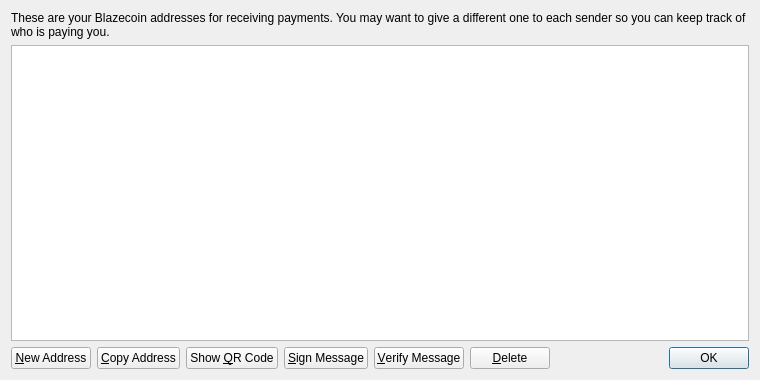
Before: the Qt Designer form src/qt/forms/addressbookpage.ui in wpstudio/blazecoin, drawn with Qt 5.
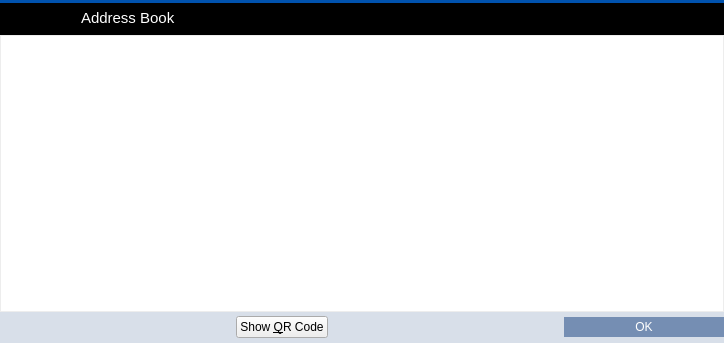
After: the same form once the commit is applied. Icons and pictures are not drawn.

Commit message: Version 2 fix with Leveldb done right

Diff of the .ui file:
```diff
--- a/src/qt/forms/addressbookpage.ui
+++ b/src/qt/forms/addressbookpage.ui
@@ -6,25 +6,350 @@
    <rect>
     <x>0</x>
     <y>0</y>
-    <width>760</width>
-    <height>380</height>
+    <width>724</width>
+    <height>343</height>
    </rect>
   </property>
+  <property name="palette">
+   <palette>
+    <active>
+     <colorrole role="Button">
+      <brush brushstyle="SolidPattern">
+       <color alpha="255">
+        <red>216</red>
+        <green>223</green>
+        <blue>233</blue>
+       </color>
+      </brush>
+     </colorrole>
+     <colorrole role="Base">
+      <brush brushstyle="SolidPattern">
+       <color alpha="255">
+        <red>216</red>
+        <green>223</green>
+        <blue>233</blue>
+       </color>
+      </brush>
+     </colorrole>
+     <colorrole role="Window">
+      <brush brushstyle="SolidPattern">
+       <color alpha="255">
+        <red>216</red>
+        <green>223</green>
+        <blue>233</blue>
+       </color>
+      </brush>
+     </colorrole>
+     <colorrole role="Highlight">
+      <brush brushstyle="SolidPattern">
+       <color alpha="255">
+        <red>235</red>
+        <green>235</green>
+        <blue>235</blue>
+       </color>
+      </brush>
+     </colorrole>
+     <colorrole role="HighlightedText">
+      <brush brushstyle="SolidPattern">
+       <color alpha="255">
+        <red>171</red>
+        <green>127</green>
+        <blue>130</blue>
+       </color>
+      </brush>
+     </colorrole>
+    </active>
+    <inactive>
+     <colorrole role="Button">
+      <brush brushstyle="SolidPattern">
+       <color alpha="255">
+        <red>216</red>
+        <green>223</green>
+        <blue>233</blue>
+       </color>
+      </brush>
+     </colorrole>
+     <colorrole role="Base">
+      <brush brushstyle="SolidPattern">
+       <color alpha="255">
+        <red>216</red>
+        <green>223</green>
+        <blue>233</blue>
+       </color>
+      </brush>
+     </colorrole>
+     <colorrole role="Window">
+      <brush brushstyle="SolidPattern">
+       <color alpha="255">
+        <red>216</red>
+        <green>223</green>
+        <blue>233</blue>
+       </color>
+      </brush>
+     </colorrole>
+     <colorrole role="Highlight">
+      <brush brushstyle="SolidPattern">
+       <color alpha="255">
+        <red>235</red>
+        <green>235</green>
+        <blue>235</blue>
+       </color>
+      </brush>
+     </colorrole>
+     <colorrole role="HighlightedText">
+      <brush brushstyle="SolidPattern">
+       <color alpha="255">
+        <red>171</red>
+        <green>127</green>
+        <blue>130</blue>
+       </color>
+      </brush>
+     </colorrole>
+    </inactive>
+    <disabled>
+     <colorrole role="Button">
+      <brush brushstyle="SolidPattern">
+       <color alpha="255">
+        <red>216</red>
+        <green>223</green>
+        <blue>233</blue>
+       </color>
+      </brush>
+     </colorrole>
+     <colorrole role="Base">
+      <brush brushstyle="SolidPattern">
+       <color alpha="255">
+        <red>216</red>
+        <green>223</green>
+        <blue>233</blue>
+       </color>
+      </brush>
+     </colorrole>
+     <colorrole role="Window">
+      <brush brushstyle="SolidPattern">
+       <color alpha="255">
+        <red>216</red>
+        <green>223</green>
+        <blue>233</blue>
+       </color>
+      </brush>
+     </colorrole>
+     <colorrole role="Highlight">
+      <brush brushstyle="SolidPattern">
+       <color alpha="255">
+        <red>240</red>
+        <green>240</green>
+        <blue>240</blue>
+       </color>
+      </brush>
+     </colorrole>
+     <colorrole role="HighlightedText">
+      <brush brushstyle="SolidPattern">
+       <color alpha="255">
+        <red>171</red>
+        <green>127</green>
+        <blue>130</blue>
+       </color>
+      </brush>
+     </colorrole>
+    </disabled>
+   </palette>
+  </property>
   <property name="windowTitle">
    <string>Address Book</string>
   </property>
+  <property name="styleSheet">
+   <string notr="true">#AddressBookPage {
+	background-color: #D8DFE9;
+ }</string>
+  </property>
   <layout class="QVBoxLayout" name="verticalLayout">
+   <property name="spacing">
+    <number>0</number>
+   </property>
+   <property name="leftMargin">
+    <number>0</number>
+   </property>
+   <property name="topMargin">
+    <number>0</number>
+   </property>
+   <property name="rightMargin">
+    <number>0</number>
+   </property>
+   <property name="bottomMargin">
+    <number>0</number>
+   </property>
    <item>
-    <widget class="QLabel" name="labelExplanation">
-     <property name="text">
-      <string>These are your Blazecoin addresses for receiving payments. You may want to give a different one to each sender so you can keep track of who is paying you.</string>
+    <widget class="Line" name="line_6">
+     <property name="styleSheet">
+      <string notr="true">background-color: #0052AE;</string>
      </property>
-     <property name="textFormat">
-      <enum>Qt::PlainText</enum>
+     <property name="frameShadow">
+      <enum>QFrame::Raised</enum>
      </property>
-     <property name="wordWrap">
+     <property name="lineWidth">
+      <number>0</number>
+     </property>
+     <property name="orientation">
+      <enum>Qt::Horizontal</enum>
+     </property>
+    </widget>
+   </item>
+   <item>
+    <widget class="QWidget" name="wAddressBookHeader" native="true">
+     <property name="minimumSize">
+      <size>
+       <width>0</width>
+       <height>32</height>
+      </size>
+     </property>
+     <property name="maximumSize">
+      <size>
+       <width>16777215</width>
+       <height>32</height>
+      </size>
+     </property>
+     <property name="styleSheet">
+      <string notr="true">#wAddressBookHeader {
+	background-color: black;
+}</string>
+     </property>
+     <property name="is_header" stdset="0">
       <bool>true</bool>
      </property>
+     <widget class="QLabel" name="label_25">
+      <property name="geometry">
+       <rect>
+        <x>11</x>
+        <y>0</y>
+        <width>37</width>
+        <height>30</height>
+       </rect>
+      </property>
+      <property name="sizePolicy">
+       <sizepolicy hsizetype="Preferred" vsizetype="Preferred">
+        <horstretch>0</horstretch>
+        <verstretch>0</verstretch>
+       </sizepolicy>
+      </property>
+      <property name="minimumSize">
+       <size>
+        <width>30</width>
+        <height>30</height>
+       </size>
+      </property>
+      <property name="maximumSize">
+       <size>
+        <width>55</width>
+        <height>55</height>
+       </size>
+      </property>
+      <property name="text">
+       <string/>
+      </property>
+      <property name="pixmap">
+       <pixmap resource="../res.qrc">:/res/address_book.png</pixmap>
+      </property>
+     </widget>
+     <widget class="QLabel" name="label_25_1">
+      <property name="geometry">
+       <rect>
+        <x>46</x>
+        <y>0</y>
+        <width>38</width>
+        <height>30</height>
+       </rect>
+      </property>
+      <property name="sizePolicy">
+       <sizepolicy hsizetype="Preferred" vsizetype="Preferred">
+        <horstretch>0</horstretch>
+        <verstretch>0</verstretch>
+       </sizepolicy>
+      </property>
+      <property name="minimumSize">
+       <size>
+        <width>30</width>
+        <height>30</height>
+       </size>
+      </property>
+      <property name="maximumSize">
+       <size>
+        <width>55</width>
+        <height>55</height>
+       </size>
+      </property>
+      <property name="text">
+       <string/>
+      </property>
+      <property name="pixmap">
+       <pixmap resource="../res.qrc">:/res/download.png</pixmap>
+      </property>
+     </widget>
+     <widget class="QLabel" name="label_27">
+      <property name="geometry">
+       <rect>
+        <x>81</x>
+        <y>6</y>
+        <width>103</width>
+        <height>18</height>
+       </rect>
+      </property>
+      <property name="font">
+       <font>
+        <pointsize>11</pointsize>
+        <stylestrategy>PreferAntialias</stylestrategy>
+       </font>
+      </property>
+      <property name="styleSheet">
+       <string notr="true">QLabel {
+	color: #fff;
+}</string>
+      </property>
+      <property name="text">
+       <string>Address Book</string>
+      </property>
+     </widget>
+     <widget class="QPushButton" name="bClose">
+      <property name="geometry">
+       <rect>
+        <x>694</x>
+        <y>1</y>
+        <width>30</width>
+        <height>30</height>
+       </rect>
+      </property>
+      <property name="minimumSize">
+       <size>
+        <width>30</width>
+        <height>30</height>
+       </size>
+      </property>
+      <property name="maximumSize">
+       <size>
+        <width>30</width>
+        <height>30</height>
+       </size>
+      </property>
+      <property name="styleSheet">
+       <string notr="true">QPushButton {
+	image: url(:/res/close_normal.png);
+	border: 0px solid gray;
+}
+QPushButton:pressed:flat {
+	image: url(:/res/close_normal.png);
+}
+
+QPushButton:hover {
+	image: url(:/res/close_hover.png);
+}</string>
+      </property>
+      <property name="text">
+       <string notr="true"/>
+      </property>
+      <property name="flat">
+       <bool>true</bool>
+      </property>
+     </widget>
     </widget>
    </item>
    <item>
@@ -35,6 +360,59 @@
      <property name="toolTip">
       <string>Double-click to edit address or label</string>
      </property>
+     <property name="styleSheet">
+      <string notr="true"> QScrollBar:vertical {
+     border: 0px solid grey;
+     background: white;
+     width: 9px;
+     margin: 24px 0px 0 0px;
+ }
+ QScrollBar::handle:vertical {
+     background: #BB9396;
+     min-width: 20px;
+ }
+QScrollBar::sub-line:vertical {
+	height: 0px;
+    width: 0px;
+}
+
+QHeaderView {
+	background-color: #D8DFE9;
+	font-size: 10;
+	text-align:left;
+}
+QHeaderView::section {
+    background-color: #D8DFE9;
+     color: #0052AE;
+    padding-left: 5px;
+    border: 0px solid #6c6c6c;
+	text-align:left;
+}
+
+/* style the sort indicator */
+QHeaderView::down-arrow {
+    image: url(down_arrow.png);
+}
+
+QHeaderView::up-arrow {
+    image: url(up_arrow.png);
+}
+
+QTableView {
+	border: 1px solid #ededed;
+	selection-background-color: #ebebeb;
+	selection-color:  rgb(0, 82, 174);
+}</string>
+     </property>
+     <property name="frameShape">
+      <enum>QFrame::NoFrame</enum>
+     </property>
+     <property name="horizontalScrollBarPolicy">
+      <enum>Qt::ScrollBarAlwaysOff</enum>
+     </property>
+     <property name="editTriggers">
+      <set>QAbstractItemView::AnyKeyPressed|QAbstractItemView::DoubleClicked|QAbstractItemView::EditKeyPressed</set>
+     </property>
      <property name="tabKeyNavigation">
       <bool>false</bool>
      </property>
@@ -47,41 +425,152 @@
      <property name="selectionBehavior">
       <enum>QAbstractItemView::SelectRows</enum>
      </property>
-     <property name="sortingEnabled">
-      <bool>true</bool>
+     <property name="showGrid">
+      <bool>false</bool>
      </property>
      <attribute name="verticalHeaderVisible">
       <bool>false</bool>
      </attribute>
+     <attribute name="verticalHeaderDefaultSectionSize">
+      <number>20</number>
+     </attribute>
+     <attribute name="verticalHeaderMinimumSectionSize">
+      <number>20</number>
+     </attribute>
     </widget>
    </item>
    <item>
-    <layout class="QHBoxLayout" name="horizontalLayout">
+    <layout class="QHBoxLayout" name="horizontalLayout_14">
+     <item>
+      <spacer name="horizontalSpacer_18">
+       <property name="orientation">
+        <enum>Qt::Horizontal</enum>
+       </property>
+       <property name="sizeHint" stdset="0">
+        <size>
+         <width>40</width>
+         <height>20</height>
+        </size>
+       </property>
+      </spacer>
+     </item>
      <item>
       <widget class="QPushButton" name="newAddressButton">
-       <property name="toolTip">
-        <string>Create a new address</string>
+       <property name="minimumSize">
+        <size>
+         <width>31</width>
+         <height>31</height>
+        </size>
+       </property>
+       <property name="maximumSize">
+        <size>
+         <width>31</width>
+         <height>31</height>
+        </size>
+       </property>
+       <property name="styleSheet">
+        <string notr="true">QPushButton {
+	border: 0px solid gray;
+	image: url(:/res/add_contact/normal.png);
+}
+
+QPushButton:pressed:flat {
+	image: url(:/res/add_contact/pressed.png);
+}
+
+QPushButton:hover {
+	image: url(:/res/add_contact/hover.png);
+}
+
+QPushButton:!enabled {
+	image: url(:/res/add_contact/disabled.png);
+}</string>
        </property>
        <property name="text">
-        <string>&amp;New Address</string>
+        <string/>
        </property>
-       <property name="icon">
-        <iconset resource="../bitcoin.qrc">
-         <normaloff>:/icons/add</normaloff>:/icons/add</iconset>
+       <property name="flat">
+        <bool>true</bool>
        </property>
       </widget>
      </item>
      <item>
       <widget class="QPushButton" name="copyToClipboard">
-       <property name="toolTip">
-        <string>Copy the currently selected address to the system clipboard</string>
+       <property name="minimumSize">
+        <size>
+         <width>31</width>
+         <height>31</height>
+        </size>
        </property>
+       <property name="maximumSize">
+        <size>
+         <width>31</width>
+         <height>31</height>
+        </size>
+       </property>
+       <property name="styleSheet">
+        <string notr="true">QPushButton {
+	border: 0px solid gray;
+	image: url(:/res/duplicate_contact/normal.png);
+}
+
+QPushButton:pressed:flat {
+	image: url(:/res/duplicate_contact/click.png);
+}
+
+QPushButton:hover {
+	image: url(:/res/duplicate_contact/hover.png);
+}
+
+QPushButton:!enabled {
+	image: url(:/res/duplicate_contact/disabled.png);
+}</string>
+       </property>
        <property name="text">
-        <string>&amp;Copy Address</string>
+        <string/>
        </property>
-       <property name="icon">
-        <iconset resource="../bitcoin.qrc">
-         <normaloff>:/icons/editcopy</normaloff>:/icons/editcopy</iconset>
+       <property name="flat">
+        <bool>true</bool>
+       </property>
+      </widget>
+     </item>
+     <item>
+      <widget class="QPushButton" name="editButton">
+       <property name="minimumSize">
+        <size>
+         <width>31</width>
+         <height>31</height>
+        </size>
+       </property>
+       <property name="maximumSize">
+        <size>
+         <width>31</width>
+         <height>31</height>
+        </size>
+       </property>
+       <property name="styleSheet">
+        <string notr="true">QPushButton {
+	border: 0px solid gray;
+	image: url(:/res/edit_contact/edit_contact_normal.png);
+}
+
+QPushButton:pressed:flat {
+	image: url(:/res/edit_contact/edit_contact_pressed.png);
+}
+
+QPushButton:hover {
+	image: url(:/res/edit_contact/edit_contact_hover.png);
+}
+
+QPushButton:!enabled {
+	image: url(:/res/edit_contact/edit_contact_disabled.png);
+}</string>
+       </property>
+       <property name="text">
+        <string/>
+       </property>
+       <property name="flat">
+        <bool>true</bool>
        </property>
       </widget>
      </item>
@@ -98,48 +587,132 @@
      </item>
      <item>
       <widget class="QPushButton" name="signMessage">
-       <property name="toolTip">
-        <string>Sign a message to prove you own a Bitcoin address</string>
+       <property name="enabled">
+        <bool>true</bool>
+       </property>
+       <property name="minimumSize">
+        <size>
+         <width>31</width>
+         <height>31</height>
+        </size>
+       </property>
+       <property name="maximumSize">
+        <size>
+         <width>31</width>
+         <height>31</height>
+        </size>
+       </property>
+       <property name="styleSheet">
+        <string notr="true">QPushButton {
+	border: 0px solid gray;
+	image: url(:/res/sign/normal.png);
+}
+
+QPushButton:pressed:flat {
+	image: url(:/res/sign/pressed.png);
+}
+
+QPushButton:hover {
+	image: url(:/res/sign/hover.png);
+}
+
+QPushButton:!enabled {
+	image: url(:/res/sign/disabled.png);
+}</string>
        </property>
        <property name="text">
-        <string>&amp;Sign Message</string>
+        <string/>
        </property>
-       <property name="icon">
-        <iconset resource="../bitcoin.qrc">
-         <normaloff>:/icons/edit</normaloff>:/icons/edit</iconset>
+       <property name="flat">
+        <bool>true</bool>
        </property>
       </widget>
      </item>
      <item>
       <widget class="QPushButton" name="verifyMessage">
-       <property name="toolTip">
-        <string>Verify a message to ensure it was signed with a specified Bitcoin address</string>
+       <property name="enabled">
+        <bool>true</bool>
+       </property>
+       <property name="minimumSize">
+        <size>
+         <width>31</width>
+         <height>31</height>
+        </size>
+       </property>
+       <property name="maximumSize">
+        <size>
+         <width>31</width>
+         <height>31</height>
+        </size>
+       </property>
+       <property name="styleSheet">
+        <string notr="true">QPushButton {
+	border: 0px solid gray;
+	image: url(:/res/verify/verify_normal.png);
+}
+
+QPushButton:pressed:flat {
+	image: url(:/res/verify/verify_pressed.png);
+}
+
+QPushButton:hover {
+	image: url(:/res/verify/verify_hover.png);
+}
+
+QPushButton:!enabled {
+	image: url(:/res/verify/verify_disabled.png);
+}</string>
        </property>
        <property name="text">
-        <string>&amp;Verify Message</string>
+        <string/>
        </property>
-       <property name="icon">
-        <iconset resource="../bitcoin.qrc">
-         <normaloff>:/icons/transaction_0</normaloff>:/icons/transaction_0</iconset>
+       <property name="flat">
+        <bool>true</bool>
        </property>
       </widget>
      </item>
      <item>
       <widget class="QPushButton" name="deleteButton">
-       <property name="toolTip">
-        <string>Delete the currently selected address from the list. Only sending addresses can be deleted.</string>
+       <property name="minimumSize">
+        <size>
+         <width>31</width>
+         <height>31</height>
+        </size>
+       </property>
+       <property name="maximumSize">
+        <size>
+         <width>31</width>
+         <height>31</height>
+        </size>
+       </property>
+       <property name="styleSheet">
+        <string notr="true">QPushButton {
+	border: 0px solid gray;
+	image: url(:/res/del_contact/delete_contact_normal.png);
+}
+
+QPushButton:pressed:flat {
+	image: url(:/res/del_contact/delete_contact_pressed.png);
+}
+
+QPushButton:hover {
+	image: url(:/res/del_contact/delete_contact_hover.png);
+}
+
+QPushButton:!enabled {
+	image: url(:/res/del_contact/delete_contact_disabled.png);
+}</string>
        </property>
        <property name="text">
-        <string>&amp;Delete</string>
+        <string/>
        </property>
-       <property name="icon">
-        <iconset resource="../bitcoin.qrc">
-         <normaloff>:/icons/remove</normaloff>:/icons/remove</iconset>
+       <property name="flat">
+        <bool>true</bool>
        </property>
       </widget>
      </item>
      <item>
-      <spacer name="horizontalSpacer">
+      <spacer name="horizontalSpacer_19">
        <property name="orientation">
         <enum>Qt::Horizontal</enum>
        </property>
@@ -159,6 +732,25 @@
          <verstretch>0</verstretch>
         </sizepolicy>
        </property>
+       <property name="styleSheet">
+        <string notr="true">QPushButton {
+	background-color: #758EB3;
+	color: #FFFFFF;
+	border: 0px solid gray;
+	max-height: 20px;
+	min-height: 20px;
+	max-width: 160px;
+	min-width: 160px;
+}
+
+QPushButton:hover {
+	background-color: #0099CC;
+}
+
+QPushButton:pressed:flat {
+	background-color: #9D0B17;
+}</string>
+       </property>
        <property name="standardButtons">
         <set>QDialogButtonBox::Ok</set>
        </property>
```
Left out of the diff: 24 changed lines with no effect on the pictures. The commit also changes 833 other files.
